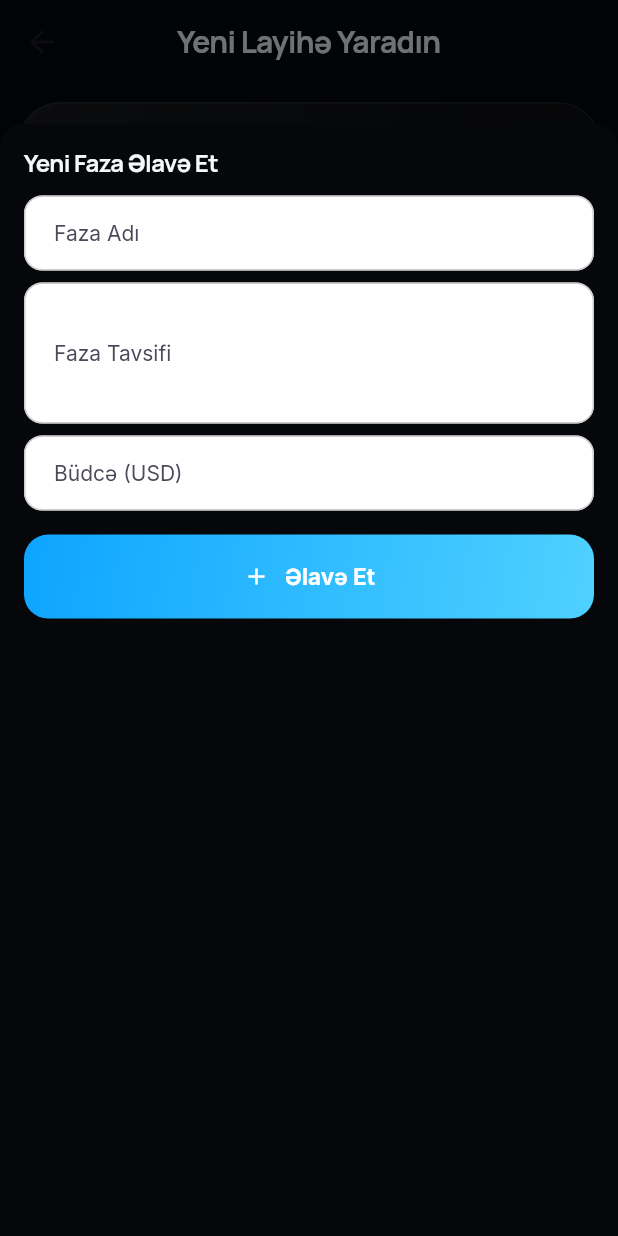
After one commit to suleymanalizada27-wq/FloodStore, a Flutter app: the CreateProjectScreen screen opened directly, after a tap on "Faza Əlavə Et", on a phone screen of 412 x 824 dp. The commit adds this screen. Run offline on Flutter 3.47's test engine with Material 3 defaults, Android fonts, the light colour scheme and no system bars; our stand-ins replace cloud_firestore, equatable, firebase_auth, firebase_core, firebase_storage, flutter_riverpod and 8 more; accounts and stored records are empty.

Commit message:
Refactor: Reorganize codebase to follow Clean Architecture principles
- Moved User entity to lib/features/user/ directory
- Moved Recommendation entity to lib/features/recommendation/ directory
- Moved Review entity to lib/features/review/ directory
- Updated all imports to reference new locations
- Moved business account registration screen to business feature
- Created proper directory structure for new features (domain, data, application, presentation layers)
- Removed old files from marketplace feature that belonged to other features

This reorganization aligns the codebase with the CLAUDE.md architecture guidelines,
ensuring each feature contains its own entities, repositories, data sources,
application logic, and presentation layers.

```diff
--- /dev/null
+++ b/lib/features/b2b/presentation/screens/create_project_screen.dart
@@ -0,0 +1,435 @@
+import 'package:flutter/material.dart';
+import 'package:flutter_riverpod/flutter_riverpod.dart';
+import 'package:floodstore/features/b2b/application/providers/b2b_providers.dart';
+import 'package:floodstore/features/b2b/domain/entities/project.dart';
+import 'package:floodstore/features/b2b/domain/entities/project_phase.dart';
+import 'package:floodstore/core/theme/app_colors.dart';
+import 'package:floodstore/core/theme/app_spacing.dart';
+import 'package:floodstore/core/theme/app_text_styles.dart';
+import 'package:floodstore/core/widgets/glass_card.dart';
+import 'package:floodstore/core/widgets/premium_button.dart';
+
+class CreateProjectScreen extends ConsumerStatefulWidget {
+  final String organizationId;
+
+  const CreateProjectScreen({required this.organizationId, super.key});
+
+  @override
+  ConsumerState<CreateProjectScreen> createState() => _CreateProjectScreenState();
+}
+
+class _CreateProjectScreenState extends ConsumerState<CreateProjectScreen> {
+  final _formKey = GlobalKey<FormState>();
+  final _nameController = TextEditingController();
+  final _descriptionController = TextEditingController();
+  final List<ProjectPhase> _phases = [];
+  String _status = 'planning'; // default status
+
+  @override
+  void dispose() {
+    _nameController.dispose();
+    _descriptionController.dispose();
+    super.dispose();
+  }
+
+  void _addPhase() {
+    showModalBottomSheet(
+      context: context,
+      isScrollControlled: true,
+      backgroundColor: Colors.transparent,
+      builder: (context) => _AddPhaseBottomSheet(
+        onPhaseAdded: (phase) {
+          setState(() {
+            _phases.add(phase);
+          });
+        },
+      ),
+    );
+  }
+
+  void _removePhase(int index) {
+    setState(() {
+      _phases.removeAt(index);
+    });
+  }
+
+  void _createProject() async {
+    if (!_formKey.currentState!.validate()) return;
+
+    final project = Project(
+      id: '', // will be generated by backend
+      organizationId: widget.organizationId,
+      name: _nameController.text.trim(),
+      description: _descriptionController.text.trim(),
+      status: _status,
+      phases: List.from(_phases),
+      startDate: DateTime.now(),
+      endDate: null, // can be set later
+    );
+
+    try {
+      final createdProject = await ref
+          .read(projectRepositoryProvider)
+          .createProject(project);
+
+      if (mounted) {
+        // Navigate back to projects screen (maybe with success snackbar)
+        if (context.mounted) {
+          // Optionally show a snackbar
+          ScaffoldMessenger.of(context).showSnackBar(
+            const SnackBar(content: Text('Layihə yaradıldı')),
+          );
+          // Pop to previous screen (projects screen)
+          Navigator.of(context).pop();
+        }
+      }
+    } catch (e) {
+      if (mounted) {
+        ScaffoldMessenger.of(context).showSnackBar(
+          SnackBar(content: Text('Layihə yaradılarkən xəta: $e')),
+        );
+      }
+    }
+  }
+
+  @override
+  Widget build(BuildContext context) {
+    return Scaffold(
+      backgroundColor: AppColors.background,
+      appBar: AppBar(
+        backgroundColor: Colors.transparent,
+        elevation: 0,
+        title: Text(
+          'Yeni Layihə Yaradın',
+          style: AppTextStyles.headlineMedium,
+        ),
+        centerTitle: true,
+        leading: IconButton(
+          icon: const Icon(Icons.arrow_back),
+          onPressed: () => Navigator.of(context).pop(),
+        ),
+      ),
+      body: SafeArea(
+        child: Form(
+          key: _formKey,
+          child: ListView(
+            padding: const EdgeInsets.all(AppSpacing.md),
+            children: [
+              GlassCard(
+                padding: const EdgeInsets.all(AppSpacing.md),
+                child: Column(
+                  crossAxisAlignment: CrossAxisAlignment.start,
+                  children: [
+                    Text(
+                      'Layihə Adı',
+                      style: AppTextStyles.textTheme.titleMedium
+                          ?.copyWith(fontWeight: FontWeight.bold),
+                    ),
+                    const SizedBox(height: AppSpacing.xs),
+                    TextFormField(
+                      controller: _nameController,
+                      decoration: InputDecoration(
+                        hintText: 'Layihə adını daxil edin',
+                        border: OutlineInputBorder(
+                          borderRadius: BorderRadius.circular(8),
+                        ),
+                        filled: true,
+                        fillColor: AppColors.card.withValues(alpha: 0.1),
+                      ),
+                      maxLines: 1,
+                      validator: (value) {
+                        if (value == null || value.isEmpty) {
+                          return 'Zəhmət olmazsa, layihə adını daxil edin';
+                        }
+                        return null;
+                      },
+                    ),
+                  ],
+                ),
+              ),
+              const SizedBox(height: AppSpacing.md),
+              GlassCard(
+                padding: const EdgeInsets.all(AppSpacing.md),
+                child: Column(
+                  crossAxisAlignment: CrossAxisAlignment.start,
+                  children: [
+                    Text(
+                      'Təsvir',
+                      style: AppTextStyles.textTheme.titleMedium
+                          ?.copyWith(fontWeight: FontWeight.bold),
+                    ),
+                    const SizedBox(height: AppSpacing.xs),
+                    TextFormField(
+                      controller: _descriptionController,
+                      decoration: InputDecoration(
+                        hintText: 'Layihə detallı təsvirini daxil edin',
+                        border: OutlineInputBorder(
+                          borderRadius: BorderRadius.circular(8),
+                        ),
+                        filled: true,
+                        fillColor: AppColors.card.withValues(alpha: 0.1),
+                      ),
+                      maxLines: 4,
+                      validator: (value) {
+                        if (value == null || value.isEmpty) {
+                          return 'Zəhmət olmazta, təsviri daxil edin';
+                        }
+                        return null;
+                      },
+                    ),
+                  ],
+                ),
+              ),
+              const SizedBox(height: AppSpacing.md),
+              GlassCard(
+                padding: const EdgeInsets.all(AppSpacing.md),
+                child: Column(
+                  crossAxisAlignment: CrossAxisAlignment.start,
+                  children: [
+                    Row(
+                      mainAxisAlignment: MainAxisAlignment.spaceBetween,
+                      children: [
+                        Text(
+                          'Fazalar',
+                          style: AppTextStyles.textTheme.titleMedium
+                              ?.copyWith(fontWeight: FontWeight.bold),
+                        ),
+                        TextButton.icon(
+                          onPressed: _addPhase,
+                          icon: const Icon(Icons.add),
+                          label: const Text('Faza Əlavə Et'),
+                        ),
+                      ],
+                    ),
+                    const SizedBox(height: AppSpacing.sm),
+                    _phases.isEmpty
+                        ? const Padding(
+                            padding: EdgeInsets.symmetric(vertical: 16),
+                            child: Text(
+                              'Heç faza əlavə edilməyib',
+                              style: TextStyle(
+                                color: AppColors.textTertiary,
+                                fontStyle: FontStyle.italic,
+                              ),
+                              textAlign: TextAlign.center,
+                            ),
+                          )
+                        : ListView.builder(
+                            shrinkWrap: true,
+                            physics: const NeverScrollableScrollPhysics(),
+                            itemCount: _phases.length,
+                            itemBuilder: (context, index) {
+                              final phase = _phases[index];
+                              return _PhaseTile(
+                                phase: phase,
+                                index: index,
+                                onRemoved: _removePhase,
+                              );
+                            },
+                          ),
+                  ],
+                ),
+              ),
+              const SizedBox(height: AppSpacing.lg),
+              PremiumButton(
+                label: _phases.isEmpty ? 'Yarat' : 'Yarat',
+                icon: Icons.add,
+                expand: true,
+                onPressed: _phases.isEmpty ? null : _createProject,
+              ),
+            ],
+          ),
+        ),
+      ),
+    );
+  }
+}
+
+class _PhaseTile extends StatelessWidget {
+  final ProjectPhase phase;
+  final int index;
+  final ValueChanged<int> onRemoved;
+
+  const _PhaseTile({
+    required this.phase,
+    required this.index,
+    required this.onRemoved,
+  });
+
+  @override
+  Widget build(BuildContext context) {
+    return GlassCard(
+      padding: const EdgeInsets.all(AppSpacing.sm),
+      child: Row(
+        children: [
+          Expanded(
+            child: Column(
+              crossAxisAlignment: CrossAxisAlignment.start,
+              children: [
+                Text(
+                  phase.name,
+                  style: AppTextStyles.textTheme.bodyLarge
+                      ?.copyWith(fontWeight: FontWeight.w600),
+                ),
+                const SizedBox(height: 4),
+                Text(
+                  '${phase.description} - \$${phase.budget.toStringAsFixed(2)}',
+                  style: TextStyle(
+                    fontSize: 14,
+                    color: AppColors.textSecondary,
+                  ),
+                ),
+              ],
+            ),
+          ),
+          IconButton(
+            icon: const Icon(Icons.delete_outline, color: AppColors.error),
+            onPressed: () => onRemoved(index),
+            tooltip: 'Sil',
+          ),
+        ],
+      ),
+    );
+  }
+}
+
+class _AddPhaseBottomSheet extends ConsumerStatefulWidget {
+  final ValueChanged<ProjectPhase> onPhaseAdded;
+
+  const _AddPhaseBottomSheet({required this.onPhaseAdded});
+
+  @override
+  ConsumerState<_AddPhaseBottomSheet> createState() => _AddPhaseBottomSheetState();
+}
+
+class _AddPhaseBottomSheetState extends ConsumerState<_AddPhaseBottomSheet> {
+  final _formKey = GlobalKey<FormState>();
+  final _nameController = TextEditingController();
+  final _descriptionController = TextEditingController();
+  final _budgetController = TextEditingController();
+
+  @override
+  void dispose() {
+    _nameController.dispose();
+    _descriptionController.dispose();
+    _budgetController.dispose();
+    super.dispose();
+  }
+
+  void _savePhase() {
+    if (!_formKey.currentState!.validate()) return;
+
+    final phase = ProjectPhase(
+      id: DateTime.now().millisecondsSinceEpoch.toString(), // temporary ID
+      projectId: '', // will be set when project is created
+      name: _nameController.text.trim(),
+      description: _descriptionController.text.trim(),
+      startDate: DateTime.now(),
+      endDate: null,
+      budget: double.tryParse(_budgetController.text) ?? 0.0,
+      status: 'planned',
+    );
+
+    widget.onPhaseAdded(phase);
+    Navigator.of(context).pop();
+  }
+
+  @override
+  Widget build(BuildContext context) {
+    return DraggableScrollableSheet(
+      initialChildSize: 0.9,
+      minChildSize: 0.5,
+      maxChildSize: 0.95,
+      builder: (context, scrollController) => Container(
+        decoration: const BoxDecoration(
+          color: AppColors.background,
+          borderRadius: BorderRadius.vertical(top: Radius.circular(16)),
+        ),
+        child: ListView(
+          controller: scrollController,
+          padding: const EdgeInsets.all(AppSpacing.lg),
+          children: [
+            Text(
+              'Yeni Faza Əlavə Et',
+              style: AppTextStyles.textTheme.titleLarge
+                  ?.copyWith(fontWeight: FontWeight.bold),
+            ),
+            const SizedBox(height: AppSpacing.md),
+            Form(
+              key: _formKey,
+              child: Column(
+                mainAxisSize: MainAxisSize.min,
+                children: [
+                  TextFormField(
+                    controller: _nameController,
+                    decoration: InputDecoration(
+                      labelText: 'Faza Adı',
+                      border: OutlineInputBorder(
+                        borderRadius: BorderRadius.circular(8),
+                      ),
+                    ),
+                    validator: (value) {
+                      if (value == null || value.isEmpty) {
+                        return 'Zəhmət olmazsa, faza adını daxil edin';
+                      }
+                      return null;
+                    },
+                  ),
+                  const SizedBox(height: AppSpacing.sm),
+                  TextFormField(
+                    controller: _descriptionController,
+                    decoration: InputDecoration(
+                      labelText: 'Faza Tavsifi',
+                      border: OutlineInputBorder(
+                        borderRadius: BorderRadius.circular(8),
+                      ),
+                    ),
+                    maxLines: 3,
+                    validator: (value) {
+                      if (value == null || value.isEmpty) {
+                        return 'Zəhmət olmazsa, tavsizi daxil edin';
+                      }
+                      return null;
+                    },
+                  ),
+                  const SizedBox(height: AppSpacing.sm),
+                  TextFormField(
+                    controller: _budgetController,
+                    decoration: InputDecoration(
+                      labelText: 'Büdcə (USD)',
+                      border: OutlineInputBorder(
+                        borderRadius: BorderRadius.circular(8),
+                      ),
+                    ),
+                    keyboardType:
+                        TextInputType.numberWithOptions(decimal: true),
+                    validator: (value) {
+                      if (value == null || value.isEmpty) {
+                        return 'Zəhmət olmazsa, büdceni daxil edin';
+                      }
+                      if (double.tryParse(value) == null ||
+                          double.parse(value) < 0) {
+                        return 'Büdcə müsbət ədəd olmalıdır';
+                      }
+                      return null;
+                    },
+                  ),
+                  const SizedBox(height: AppSpacing.lg),
+                  SizedBox(
+                    width: double.infinity,
+                    child: PremiumButton(
+                      label: 'Əlavə Et',
+                      icon: Icons.add,
+                      expand: true,
+                      onPressed: _savePhase,
+                    ),
+                  ),
+                ],
+              ),
+            ),
+          ],
+        ),
+      ),
+    );
+  }
+}
--- a/lib/features/b2b/presentation/screens/project_detail_screen.dart
+++ b/lib/features/b2b/presentation/screens/project_detail_screen.dart
@@ -235,7 +235,7 @@ class _PhaseCard extends StatelessWidget {
                   ?.copyWith(fontWeight: FontWeight.bold),
             ),
             const SizedBox(height: 8),
-            _StatusBadge(status: phase.status),
+            _statusBadge(status: phase.status),
             const SizedBox(height: 8),
             Text(
               phase.description,
@@ -250,7 +250,7 @@ class _PhaseCard extends StatelessWidget {
     );
   }
 
-  Widget _StatusBadge({required String status}) {
+  Widget _statusBadge({required String status}) {
     Color color;
 
     switch (status.toLowerCase()) {
--- a/lib/features/business/data/repositories/firestore_analytics_repository.dart
+++ b/lib/features/business/data/repositories/firestore_analytics_repository.dart
@@ -1,6 +1,6 @@
 import 'package:cloud_firestore/cloud_firestore.dart' as fs;
 import 'package:floodstore/features/business/domain/entities/seller_analytics.dart';
-import '../../../marketplace/domain/entities/recommendation.dart';
+import 'package:floodstore/features/recommendation/domain/entities/recommendation.dart';
 import '../../../marketplace/domain/entities/order.dart';
 import '../../../marketplace/domain/entities/product.dart';
 import '../../domain/repositories/analytics_repository.dart';
--- a/lib/features/business/domain/repositories/analytics_repository.dart
+++ b/lib/features/business/domain/repositories/analytics_repository.dart
@@ -1,5 +1,5 @@
 import '../entities/seller_analytics.dart';
-import '../../../marketplace/domain/entities/recommendation.dart';
+import 'package:floodstore/features/recommendation/domain/entities/recommendation.dart';
 
 abstract class AnalyticsRepository {
   Future<SellerDashboardData> getSellerDashboard(String sellerId,
--- a/lib/features/marketplace/application/providers/marketplace_providers.dart
+++ b/lib/features/marketplace/application/providers/marketplace_providers.dart
@@ -10,10 +10,10 @@ import '../../../../features/business/domain/repositories/analytics_repository.d
 import '../../domain/entities/product.dart';
 import '../../domain/entities/cart.dart';
 import '../../domain/entities/order.dart';
-import '../../domain/entities/user.dart';
+import 'package:floodstore/features/user/domain/entities/user.dart';
 import '../../domain/entities/wishlist.dart';
 import '../../domain/entities/coupon.dart';
-import '../../domain/entities/recommendation.dart';
+import 'package:floodstore/features/recommendation/domain/entities/recommendation.dart';
 import '../../domain/entities/category.dart';
 import '../../data/repositories/firestore_product_repository.dart';
 import '../../data/repositories/firestore_cart_repository.dart';
--- a/lib/features/marketplace/application/providers/review_providers.dart
+++ b/lib/features/marketplace/application/providers/review_providers.dart
@@ -1,8 +1,8 @@
 import 'package:flutter_riverpod/flutter_riverpod.dart';
 
-import '../../domain/entities/review.dart';
-import '../../domain/repositories/review_repository.dart';
-import '../../data/repositories/firestore_review_repository.dart';
+import 'package:floodstore/features/review/domain/entities/review.dart';
+import 'package:floodstore/features/review/domain/repositories/review_repository.dart';
+import 'package:floodstore/features/review/data/repositories/firestore_review_repository.dart';
 import '../../domain/repositories/order_repository.dart';
 import '../../domain/entities/order.dart';
 import '../../application/providers/marketplace_providers.dart';
--- a/lib/features/marketplace/data/repositories/firestore_product_repository.dart
+++ b/lib/features/marketplace/data/repositories/firestore_product_repository.dart
@@ -1,7 +1,7 @@
 import '../../domain/entities/product.dart';
 import '../../domain/entities/product_variant.dart';
 import '../../domain/entities/category.dart';
-import '../../domain/entities/review.dart';
+import 'package:floodstore/features/review/domain/entities/review.dart';
 import '../../domain/repositories/product_repository.dart';
 import '../sources/firestore_product_data_source.dart';
 
--- a/lib/features/marketplace/domain/repositories/review_repository.dart
+++ b/lib/features/review/domain/repositories/review_repository.dart
@@ -3,4 +3,7 @@ import '../entities/review.dart';
 abstract class ReviewRepository {
   Future<List<Review>> getReviewsForProduct(String productId);
   Future<void> addReview(Review review);
+  Future<void> updateReview(Review review);
+  Future<void> deleteReview(String reviewId);
+  Future<Review?> getReviewById(String reviewId);
 }
```
Also changed, not shown: lib/core/router/app_router.dart (+10 -3 lines), lib/features/b2b/presentation/screens/projects_screen.dart (+35 -19 lines), lib/features/marketplace/data/repositories/firestore_review_repository.dart (deleted, +0 -41 lines), lib/features/review/data/repositories/firestore_review_repository.dart (added, +68 -0 lines), lib/features/business/presentation/screens/business_account_registration_screen.dart (renamed from lib/features/marketplace/presentation/screens/business_account_registration_screen.dart), lib/features/recommendation/domain/entities/recommendation.dart (renamed from lib/features/marketplace/domain/entities/recommendation.dart), lib/features/review/domain/entities/review.dart (renamed from lib/features/marketplace/domain/entities/review.dart), lib/features/user/domain/entities/user.dart (renamed from lib/features/marketplace/domain/entities/user.dart).
